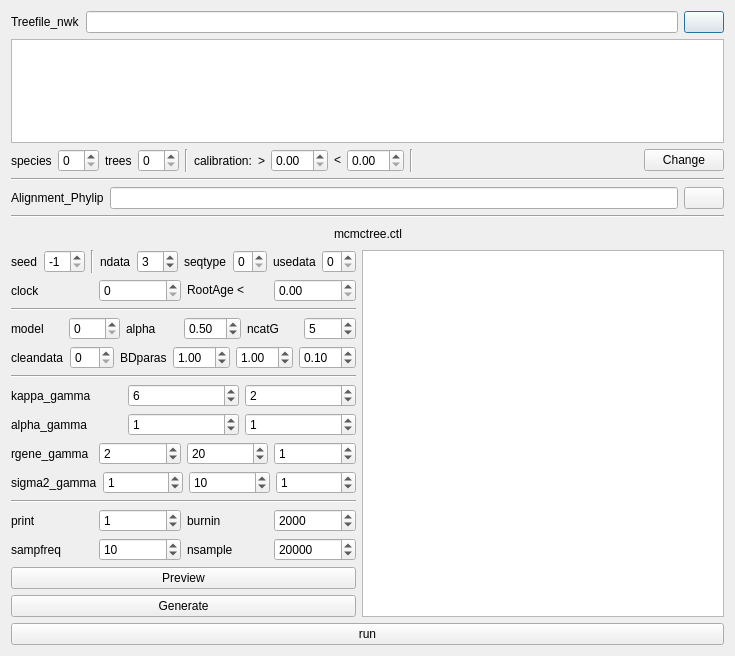
Before: the Qt Designer form PhyloSuite/uifiles/mcmctree.ui in dongzhang0725/PhyloSuite, drawn with Qt 5.
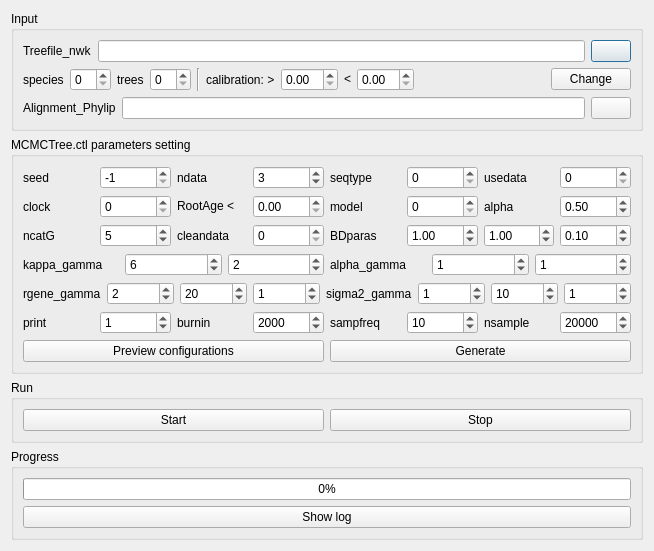
After: the same form once the commit is applied. Icons and pictures are not drawn. Custom widgets are drawn as their Qt base class.

Commit message: itol-labels添加； MCMCTree ui、log、preview

```diff
--- a/PhyloSuite/uifiles/mcmctree.ui
+++ b/PhyloSuite/uifiles/mcmctree.ui
@@ -6,16 +6,24 @@
    <rect>
     <x>0</x>
     <y>0</y>
-    <width>735</width>
-    <height>656</height>
+    <width>654</width>
+    <height>522</height>
    </rect>
   </property>
   <property name="windowTitle">
    <string>Dialog</string>
   </property>
-  <layout class="QVBoxLayout" name="verticalLayout_2">
+  <layout class="QVBoxLayout" name="verticalLayout_6">
    <item>
-    <layout class="QGridLayout" name="gridLayout_3">
+    <layout class="QVBoxLayout" name="verticalLayout_4">
+     <item>
+      <widget class="QGroupBox" name="groupBox">
+       <property name="title">
+        <string>Input</string>
+       </property>
+       <layout class="QVBoxLayout" name="verticalLayout_5">
+        <item>
+         <layout class="QGridLayout" name="gridLayout">
      <item row="0" column="0">
       <widget class="QLabel" name="label">
        <property name="text">
@@ -36,80 +44,63 @@
     </layout>
    </item>
    <item>
-    <widget class="QTableView" name="tableView"/>
-   </item>
-   <item>
-    <layout class="QHBoxLayout" name="horizontalLayout_5">
-     <item>
+         <layout class="QGridLayout" name="gridLayout_3">
+          <item row="0" column="0">
       <widget class="QLabel" name="label_2">
        <property name="text">
         <string>species</string>
        </property>
       </widget>
      </item>
-     <item>
+          <item row="0" column="1">
       <widget class="QSpinBox" name="spinBox_2"/>
      </item>
-     <item>
+          <item row="0" column="2">
       <widget class="QLabel" name="label_23">
        <property name="text">
         <string>trees</string>
        </property>
       </widget>
      </item>
-     <item>
+          <item row="0" column="3">
       <widget class="QSpinBox" name="spinBox_22"/>
      </item>
-     <item>
+          <item row="0" column="4">
       <widget class="Line" name="line_2">
        <property name="orientation">
         <enum>Qt::Vertical</enum>
        </property>
       </widget>
      </item>
-     <item>
+          <item row="0" column="5">
       <widget class="QLabel" name="label_5">
        <property name="text">
-        <string>calibration:</string>
+             <string>calibration: &gt;</string>
        </property>
       </widget>
      </item>
-     <item>
-      <widget class="QLabel" name="label_25">
-       <property name="text">
-        <string>&gt;</string>
-       </property>
-      </widget>
-     </item>
-     <item>
+          <item row="0" column="6">
       <widget class="QDoubleSpinBox" name="doubleSpinBox_2">
        <property name="singleStep">
         <double>0.100000000000000</double>
        </property>
       </widget>
      </item>
-     <item>
+          <item row="0" column="7">
       <widget class="QLabel" name="label_24">
        <property name="text">
         <string>&lt;</string>
        </property>
       </widget>
      </item>
-     <item>
+          <item row="0" column="8">
       <widget class="QDoubleSpinBox" name="doubleSpinBox_7">
        <property name="singleStep">
         <double>0.100000000000000</double>
        </property>
       </widget>
      </item>
-     <item>
-      <widget class="Line" name="line_3">
-       <property name="orientation">
-        <enum>Qt::Vertical</enum>
-       </property>
-      </widget>
-     </item>
-     <item>
+          <item row="0" column="9">
       <spacer name="horizontalSpacer">
        <property name="orientation">
         <enum>Qt::Horizontal</enum>
@@ -122,7 +113,7 @@
        </property>
       </spacer>
      </item>
-     <item>
+          <item row="0" column="10">
       <widget class="QPushButton" name="pushButton">
        <property name="text">
         <string>Change</string>
@@ -132,14 +123,7 @@
     </layout>
    </item>
    <item>
-    <widget class="Line" name="line">
-     <property name="orientation">
-      <enum>Qt::Horizontal</enum>
-     </property>
-    </widget>
-   </item>
-   <item>
-    <layout class="QGridLayout" name="gridLayout_5">
+         <layout class="QGridLayout" name="gridLayout_2">
      <item row="0" column="0">
       <widget class="QLabel" name="label_4">
        <property name="text">
@@ -159,67 +143,25 @@
      </item>
     </layout>
    </item>
-   <item>
-    <widget class="Line" name="line_4">
-     <property name="orientation">
-      <enum>Qt::Horizontal</enum>
-     </property>
-    </widget>
-   </item>
-   <item>
-    <layout class="QHBoxLayout" name="horizontalLayout_14">
-     <item>
-      <spacer name="horizontalSpacer_2">
-       <property name="orientation">
-        <enum>Qt::Horizontal</enum>
-       </property>
-       <property name="sizeHint" stdset="0">
-        <size>
-         <width>40</width>
-         <height>20</height>
-        </size>
-       </property>
-      </spacer>
-     </item>
-     <item>
-      <widget class="QLabel" name="label_27">
-       <property name="text">
-        <string>mcmctree.ctl</string>
-       </property>
-      </widget>
-     </item>
-     <item>
-      <spacer name="horizontalSpacer_3">
-       <property name="orientation">
-        <enum>Qt::Horizontal</enum>
-       </property>
-       <property name="sizeHint" stdset="0">
-        <size>
-         <width>40</width>
-         <height>20</height>
-        </size>
-       </property>
-      </spacer>
-     </item>
-    </layout>
+       </layout>
+      </widget>
    </item>
    <item>
-    <layout class="QHBoxLayout" name="horizontalLayout_2"/>
-   </item>
-   <item>
-    <layout class="QHBoxLayout" name="horizontalLayout_13">
-     <item>
+      <widget class="QGroupBox" name="groupBox_2">
+       <property name="title">
+        <string>MCMCTree.ctl parameters setting</string>
+       </property>
       <layout class="QVBoxLayout" name="verticalLayout">
        <item>
-        <layout class="QHBoxLayout" name="horizontalLayout_6">
-         <item>
+         <layout class="QGridLayout" name="gridLayout_5">
+          <item row="0" column="0">
           <widget class="QLabel" name="label_6">
            <property name="text">
             <string>seed</string>
            </property>
           </widget>
          </item>
-         <item>
+          <item row="0" column="1">
           <widget class="QSpinBox" name="spinBox_23">
            <property name="minimum">
             <number>-1</number>
@@ -229,120 +171,98 @@
            </property>
           </widget>
          </item>
-         <item>
-          <widget class="Line" name="line_5">
-           <property name="orientation">
-            <enum>Qt::Vertical</enum>
-           </property>
-          </widget>
-         </item>
-         <item>
+          <item row="0" column="2">
           <widget class="QLabel" name="label_3">
            <property name="text">
             <string>ndata</string>
            </property>
           </widget>
          </item>
-         <item>
+          <item row="0" column="3">
           <widget class="QSpinBox" name="spinBox">
            <property name="value">
             <number>3</number>
            </property>
           </widget>
          </item>
-         <item>
+          <item row="0" column="4">
           <widget class="QLabel" name="label_8">
            <property name="text">
             <string>seqtype</string>
            </property>
           </widget>
          </item>
-         <item>
+          <item row="0" column="5">
           <widget class="QSpinBox" name="spinBox_3">
            <property name="maximum">
             <number>2</number>
            </property>
           </widget>
          </item>
-         <item>
+          <item row="0" column="6">
           <widget class="QLabel" name="label_9">
            <property name="text">
             <string>usedata</string>
            </property>
           </widget>
          </item>
-         <item>
+          <item row="0" column="7">
           <widget class="QSpinBox" name="spinBox_4">
            <property name="maximum">
             <number>3</number>
            </property>
           </widget>
          </item>
-        </layout>
-       </item>
-       <item>
-        <layout class="QHBoxLayout" name="horizontalLayout_11">
-         <item>
+          <item row="1" column="0">
           <widget class="QLabel" name="label_10">
            <property name="text">
             <string>clock</string>
            </property>
           </widget>
          </item>
-         <item>
+          <item row="1" column="1">
           <widget class="QSpinBox" name="spinBox_5">
            <property name="maximum">
             <number>3</number>
            </property>
           </widget>
          </item>
-         <item>
+          <item row="1" column="2">
           <widget class="QLabel" name="label_14">
            <property name="text">
             <string>RootAge &lt;</string>
            </property>
           </widget>
          </item>
-         <item>
+          <item row="1" column="3">
           <widget class="QDoubleSpinBox" name="doubleSpinBox">
            <property name="singleStep">
             <double>0.100000000000000</double>
            </property>
           </widget>
          </item>
-        </layout>
-       </item>
-       <item>
-        <widget class="Line" name="line_6">
-         <property name="orientation">
-          <enum>Qt::Horizontal</enum>
-         </property>
-        </widget>
-       </item>
-       <item>
-        <layout class="QHBoxLayout" name="horizontalLayout_7">
-         <item>
+          <item row="1" column="4">
           <widget class="QLabel" name="label_11">
            <property name="text">
             <string>model</string>
            </property>
           </widget>
          </item>
-         <item>
+          <item row="1" column="5">
           <widget class="QSpinBox" name="spinBox_6">
            <property name="maximum">
             <number>4</number>
            </property>
           </widget>
          </item>
-         <item>
+          <item row="1" column="6">
           <widget class="QLabel" name="label_15">
            <property name="text">
             <string>alpha</string>
            </property>
           </widget>
          </item>
-         <item>
+          <item row="1" column="7">
           <widget class="QDoubleSpinBox" name="doubleSpinBox_6">
            <property name="singleStep">
             <double>0.100000000000000</double>
@@ -352,46 +272,46 @@
            </property>
           </widget>
          </item>
+         </layout>
+        </item>
          <item>
+         <layout class="QGridLayout" name="gridLayout_6">
+          <item row="0" column="0">
           <widget class="QLabel" name="label_16">
            <property name="text">
             <string>ncatG</string>
            </property>
           </widget>
          </item>
-         <item>
+          <item row="0" column="1">
           <widget class="QSpinBox" name="spinBox_21">
            <property name="value">
             <number>5</number>
            </property>
           </widget>
          </item>
-        </layout>
-       </item>
-       <item>
-        <layout class="QHBoxLayout" name="horizontalLayout_9">
-         <item>
+          <item row="0" column="2">
           <widget class="QLabel" name="label_26">
            <property name="text">
             <string>cleandata</string>
            </property>
           </widget>
          </item>
-         <item>
+          <item row="0" column="3">
           <widget class="QSpinBox" name="spinBox_24">
            <property name="maximum">
             <number>1</number>
            </property>
           </widget>
          </item>
-         <item>
+          <item row="0" column="4">
           <widget class="QLabel" name="label_17">
            <property name="text">
             <string>BDparas</string>
            </property>
           </widget>
          </item>
-         <item>
+          <item row="0" column="5">
           <widget class="QDoubleSpinBox" name="doubleSpinBox_3">
            <property name="singleStep">
             <double>0.100000000000000</double>
@@ -401,7 +321,7 @@
            </property>
           </widget>
          </item>
-         <item>
+          <item row="0" column="6">
           <widget class="QDoubleSpinBox" name="doubleSpinBox_4">
            <property name="singleStep">
             <double>0.100000000000000</double>
@@ -411,7 +331,7 @@
            </property>
           </widget>
          </item>
-         <item>
+          <item row="0" column="7">
           <widget class="QDoubleSpinBox" name="doubleSpinBox_5">
            <property name="singleStep">
             <double>0.100000000000000</double>
@@ -424,54 +344,43 @@
         </layout>
        </item>
        <item>
-        <widget class="Line" name="line_7">
-         <property name="orientation">
-          <enum>Qt::Horizontal</enum>
-         </property>
-        </widget>
-       </item>
-       <item>
-        <layout class="QHBoxLayout" name="horizontalLayout_4">
-         <item>
+         <layout class="QGridLayout" name="gridLayout_7">
+          <item row="0" column="0">
           <widget class="QLabel" name="label_18">
            <property name="text">
             <string>kappa_gamma</string>
            </property>
           </widget>
          </item>
-         <item>
+          <item row="0" column="1">
           <widget class="QSpinBox" name="spinBox_8">
            <property name="value">
             <number>6</number>
            </property>
           </widget>
          </item>
-         <item>
+          <item row="0" column="2">
           <widget class="QSpinBox" name="spinBox_9">
            <property name="value">
             <number>2</number>
            </property>
           </widget>
          </item>
-        </layout>
-       </item>
-       <item>
-        <layout class="QHBoxLayout" name="horizontalLayout_3">
-         <item>
+          <item row="0" column="3">
           <widget class="QLabel" name="label_19">
            <property name="text">
             <string>alpha_gamma</string>
            </property>
           </widget>
          </item>
-         <item>
+          <item row="0" column="4">
           <widget class="QSpinBox" name="spinBox_10">
            <property name="value">
             <number>1</number>
            </property>
           </widget>
          </item>
-         <item>
+          <item row="0" column="5">
           <widget class="QSpinBox" name="spinBox_11">
            <property name="value">
             <number>1</number>
@@ -481,61 +390,57 @@
         </layout>
        </item>
        <item>
-        <layout class="QHBoxLayout" name="horizontalLayout">
-         <item>
+         <layout class="QGridLayout" name="gridLayout_8">
+          <item row="0" column="0">
           <widget class="QLabel" name="label_20">
            <property name="text">
             <string>rgene_gamma</string>
            </property>
           </widget>
          </item>
-         <item>
+          <item row="0" column="1">
           <widget class="QSpinBox" name="spinBox_12">
            <property name="value">
             <number>2</number>
            </property>
           </widget>
          </item>
-         <item>
+          <item row="0" column="2">
           <widget class="QSpinBox" name="spinBox_13">
            <property name="value">
             <number>20</number>
            </property>
           </widget>
          </item>
-         <item>
+          <item row="0" column="3">
           <widget class="QSpinBox" name="spinBox_14">
            <property name="value">
             <number>1</number>
            </property>
           </widget>
          </item>
-        </layout>
-       </item>
-       <item>
-        <layout class="QHBoxLayout" name="horizontalLayout_8">
-         <item>
+          <item row="0" column="4">
           <widget class="QLabel" name="label_21">
            <property name="text">
             <string>sigma2_gamma</string>
            </property>
           </widget>
          </item>
-         <item>
+          <item row="0" column="5">
           <widget class="QSpinBox" name="spinBox_15">
            <property name="value">
             <number>1</number>
            </property>
           </widget>
          </item>
-         <item>
+          <item row="0" column="6">
           <widget class="QSpinBox" name="spinBox_16">
            <property name="value">
             <number>10</number>
            </property>
           </widget>
          </item>
-         <item>
+          <item row="0" column="7">
           <widget class="QSpinBox" name="spinBox_17">
            <property name="value">
             <number>1</number>
@@ -545,22 +450,15 @@
         </layout>
        </item>
        <item>
-        <widget class="Line" name="line_8">
-         <property name="orientation">
-          <enum>Qt::Horizontal</enum>
-         </property>
-        </widget>
-       </item>
-       <item>
-        <layout class="QHBoxLayout" name="horizontalLayout_10">
-         <item>
+         <layout class="QGridLayout" name="gridLayout_9">
+          <item row="0" column="0">
           <widget class="QLabel" name="label_7">
            <property name="text">
             <string>print</string>
            </property>
           </widget>
          </item>
-         <item>
+          <item row="0" column="1">
           <widget class="QSpinBox" name="spinBox_7">
            <property name="maximum">
             <number>2</number>
@@ -570,14 +468,14 @@
            </property>
           </widget>
          </item>
-         <item>
+          <item row="0" column="2">
           <widget class="QLabel" name="label_22">
            <property name="text">
             <string>burnin</string>
            </property>
           </widget>
          </item>
-         <item>
+          <item row="0" column="3">
           <widget class="QSpinBox" name="spinBox_18">
            <property name="maximum">
             <number>99999</number>
@@ -590,18 +488,14 @@
            </property>
           </widget>
          </item>
-        </layout>
-       </item>
-       <item>
-        <layout class="QHBoxLayout" name="horizontalLayout_12">
-         <item>
+          <item row="0" column="4">
           <widget class="QLabel" name="label_12">
            <property name="text">
             <string>sampfreq</string>
            </property>
           </widget>
          </item>
-         <item>
+          <item row="0" column="5">
           <widget class="QSpinBox" name="spinBox_19">
            <property name="maximum">
             <number>200</number>
@@ -614,14 +508,14 @@
            </property>
           </widget>
          </item>
-         <item>
+          <item row="0" column="6">
           <widget class="QLabel" name="label_13">
            <property name="text">
             <string>nsample</string>
            </property>
           </widget>
          </item>
-         <item>
+          <item row="0" column="7">
           <widget class="QSpinBox" name="spinBox_20">
            <property name="maximum">
             <number>9999999</number>
@@ -640,13 +534,15 @@
         </layout>
        </item>
        <item>
+         <layout class="QGridLayout" name="gridLayout_10">
+          <item row="0" column="0">
         <widget class="QPushButton" name="pushButton_7">
          <property name="text">
-          <string>Preview</string>
+             <string>Preview configurations</string>
          </property>
         </widget>
        </item>
-       <item>
+          <item row="0" column="1">
         <widget class="QPushButton" name="pushButton_5">
          <property name="text">
           <string>Generate</string>
@@ -655,20 +551,107 @@
        </item>
       </layout>
      </item>
+       </layout>
+      </widget>
+     </item>
      <item>
-      <widget class="QTableView" name="tableView_2"/>
-     </item>
-    </layout>
-   </item>
+      <widget class="QGroupBox" name="groupBox_3">
+       <property name="title">
+        <string>Run</string>
+       </property>
+       <layout class="QVBoxLayout" name="verticalLayout_2">
+        <item>
+         <layout class="QGridLayout" name="gridLayout_11">
+          <item row="0" column="0">
+           <widget class="ArrowPushButton" name="pushButton_9">
+            <property name="sizePolicy">
+             <sizepolicy hsizetype="Expanding" vsizetype="Fixed">
+              <horstretch>0</horstretch>
+              <verstretch>0</verstretch>
+             </sizepolicy>
+            </property>
+            <property name="layoutDirection">
+             <enum>Qt::LeftToRight</enum>
+            </property>
+            <property name="autoFillBackground">
+             <bool>false</bool>
+            </property>
+            <property name="text">
+             <string>Start</string>
+            </property>
+            <property name="icon">
+             <iconset>
+              <normaloff>:/picture/resourses/if_start_60207.png</normaloff>:/picture/resourses/if_start_60207.png</iconset>
+            </property>
+            <property name="autoExclusive">
+             <bool>false</bool>
+            </property>
+           </widget>
+          </item>
+          <item row="0" column="1">
+           <widget class="ArrowPushButton" name="pushButton_8">
+            <property name="sizePolicy">
+             <sizepolicy hsizetype="Expanding" vsizetype="Fixed">
+              <horstretch>0</horstretch>
+              <verstretch>0</verstretch>
+             </sizepolicy>
+            </property>
+            <property name="text">
+             <string>Stop</string>
+            </property>
+            <property name="icon">
+             <iconset>
+              <normaloff>:/picture/resourses/if_Delete_1493279.png</normaloff>:/picture/resourses/if_Delete_1493279.png</iconset>
+            </property>
+           </widget>
+          </item>
+         </layout>
+        </item>
+       </layout>
+      </widget>
+     </item>
    <item>
+      <widget class="QGroupBox" name="groupBox_4">
+       <property name="title">
+        <string>Progress</string>
+       </property>
+       <layout class="QVBoxLayout" name="verticalLayout_3">
+        <item>
+         <layout class="QGridLayout" name="gridLayout_12">
+          <item row="0" column="0">
+           <widget class="QProgressBar" name="progressBar">
+            <property name="value">
+             <number>0</number>
+            </property>
+           </widget>
+          </item>
+          <item row="1" column="0">
     <widget class="QPushButton" name="pushButton_6">
      <property name="text">
-      <string>run</string>
-     </property>
+             <string>Show log</string>
+            </property>
+            <property name="icon">
+             <iconset>
+              <normaloff>:/picture/resourses/Eye_Care_Services-512.png</normaloff>:/picture/resourses/Eye_Care_Services-512.png</iconset>
+            </property>
     </widget>
    </item>
   </layout>
- </widget>
+        </item>
+       </layout>
+      </widget>
+     </item>
+    </layout>
+   </item>
+  </layout>
+ </widget>
+ <customwidgets>
+  <customwidget>
+   <class>ArrowPushButton</class>
+   <extends>QPushButton</extends>
+   <header>src.CustomWidget.h</header>
+  </customwidget>
+ </customwidgets>
  <tabstops>
   <tabstop>spinBox_2</tabstop>
   <tabstop>spinBox_22</tabstop>
```
Left out of the diff: 5 changed lines with no effect on the pictures. Lines whose indentation alone changed are shown as unchanged. The commit also changes 5 other files.
